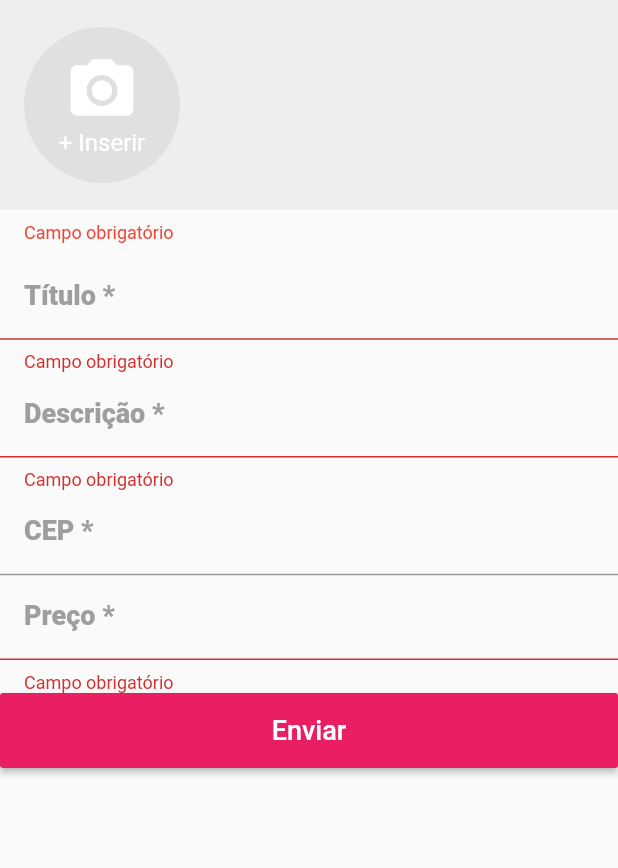
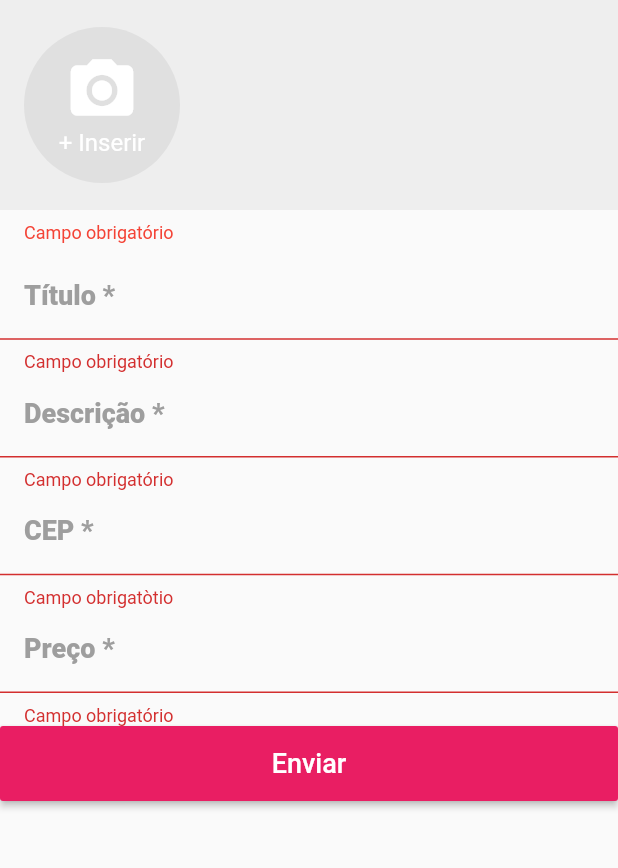
Before and after one commit to emilson-silva/xlo_flutter, a Flutter app: the CreateScreen screen opened directly, after a tap on "Enviar", on a phone screen of 412 x 824 dp, the part 84-952 px from its top. Run offline on Flutter 3.47's test engine with Material 2 defaults, Android fonts, the phone set to English and light mode, and no system bars; our stand-ins replace brasil_fields, dio, image_picker, rxdart; network calls fail.

```diff
--- a/lib/blocs/cep_bloc.dart
+++ b/lib/blocs/cep_bloc.dart
@@ -18,8 +18,14 @@ class CepBlocState {
 }
 
 class CepBloc {
+  CepBloc() {
+    onChange('');
+  }
+
   final BehaviorSubject<CepBlocState> _cepController =
       BehaviorSubject<CepBlocState>();
+
+  Stream<CepBlocState> get outCep => _cepController.stream;
 
   void searchCep(String cep) async {
     final ApiResponse apiResponse = await getAddressFromAPI(cep);
@@ -53,4 +59,8 @@ class CepBloc {
       searchCep(cep);
     }
   }
+
+  void dispose() {
+    _cepController.close();
+  }
 }
--- a/lib/common/cep_field.dart
+++ b/lib/common/cep_field.dart
@@ -1,6 +1,7 @@
 import 'package:brasil_fields/brasil_fields.dart';
 import 'package:flutter/material.dart';
 import 'package:flutter/services.dart';
+import 'package:xlo/blocs/cep_bloc.dart';
 import 'package:xlo/models/address.dart';
 
 class CepField extends StatefulWidget {
@@ -15,13 +16,35 @@ class CepField extends StatefulWidget {
 
 class _CepFieldState extends State<CepField> {
   InputDecoration get decoration => widget.decoration;
+
   FormFieldSetter<Address> get onSaved => widget.onSaved;
+
+  CepBloc cepBloc;
+
+  @override
+  void initState() {
+    super.initState();
+    cepBloc = CepBloc();
+  }
+
+  @override
+  void dispose() {
+    cepBloc?.dispose();
+    super.dispose();
+  }
 
   @override
   Widget build(BuildContext context) {
+    return StreamBuilder<CepBlocState>(
+      initialData: CepBlocState(cepFieldState: CepFieldState.INITIALIZING),
+      stream: cepBloc.outCep,
+      builder: (context, snapshot) {
+        if (snapshot.data.cepFieldState == CepFieldState.INITIALIZING)
+          return Container();
         return Column(
           children: <Widget>[
             TextFormField(
+              initialValue: snapshot.data.cep,
               keyboardType: TextInputType.number,
               decoration: decoration,
               inputFormatters: [
@@ -31,8 +54,59 @@ class _CepFieldState extends State<CepField> {
               onSaved: (c) {
                 onSaved(Address());
               },
+              onChanged: cepBloc.onChange,
+              validator: (c) {
+                switch (snapshot.data.cepFieldState) {
+                  case CepFieldState.INITIALIZING:
+                  case CepFieldState.INCOMPLETE:
+                  case CepFieldState.INVALID:
+                    return 'Campo obrigatòtio';
+                  case CepFieldState.VALID:
+                }
+                return null;
+              },
             ),
+            buildInformation(snapshot.data),
           ],
+        );
+      },
+    );
+  }
+
+  Widget buildInformation(CepBlocState blocState) {
+    switch (blocState.cepFieldState) {
+      case CepFieldState.INITIALIZING:
+      case CepFieldState.INCOMPLETE:
+        return Container();
+      case CepFieldState.INVALID:
+        return Container(
+          height: 50.0,
+          padding: EdgeInsets.all(8),
+          color: Colors.red.withAlpha(100),
+          alignment: Alignment.center,
+          child: Text(
+            'Cep inválido',
+            textAlign: TextAlign.center,
+            style: TextStyle(fontWeight: FontWeight.w600, color: Colors.red),
+          ),
+        );
+      case CepFieldState.VALID:
+        final _address = blocState.address;
+        return Container(
+          height: 50.0,
+          padding: EdgeInsets.all(8.0),
+          color: Colors.pink,
+          alignment: Alignment.center,
+          child: Text(
+            'Localização: ${_address.district} -  '
+            '${_address.city} - ${_address.federativeUnit}',
+            textAlign: TextAlign.center,
+            style: TextStyle(
+              fontWeight: FontWeight.w600,
+              color: Colors.white,
+            ),
+          ),
         );
     }
   }
+}
--- a/lib/screens/create/create_screen.dart
+++ b/lib/screens/create/create_screen.dart
@@ -74,7 +74,7 @@ class _CreateScreenState extends State<CreateScreen> {
                     fontSize: 18.0),
                 contentPadding: EdgeInsets.fromLTRB(16, 10, 12, 10),
               ),
-              onSaved: (c) {},
+              onSaved: (a) {},
             ),
             TextFormField(
               decoration: InputDecoration(
```
Lines whose indentation alone changed are shown as unchanged.
